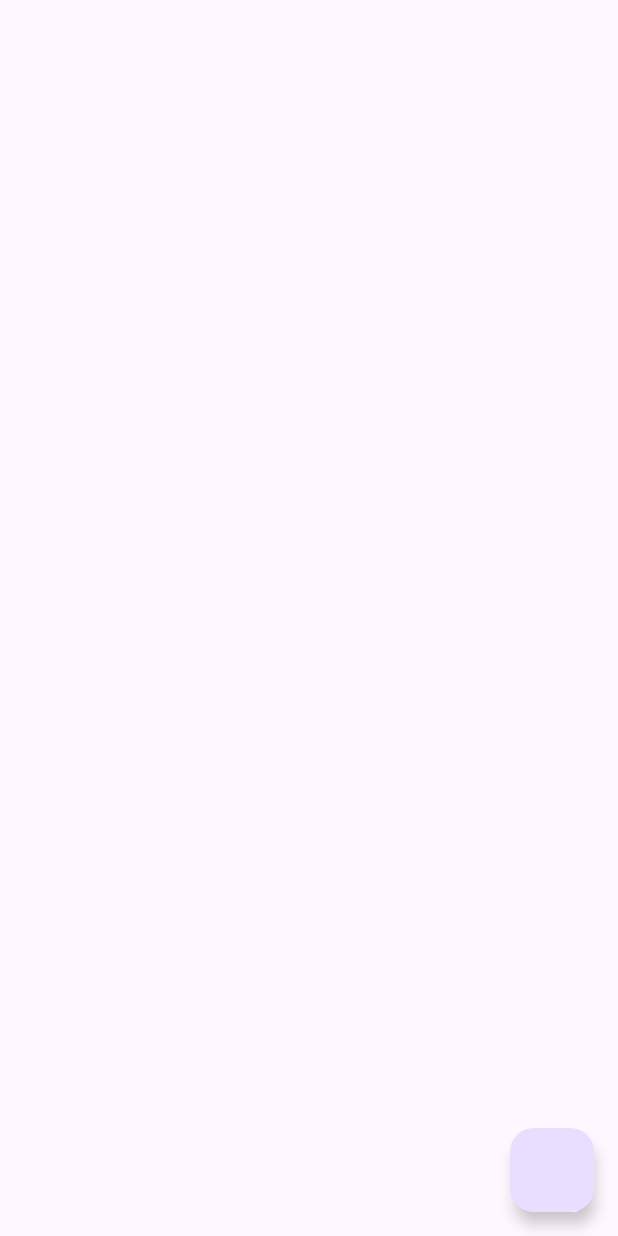
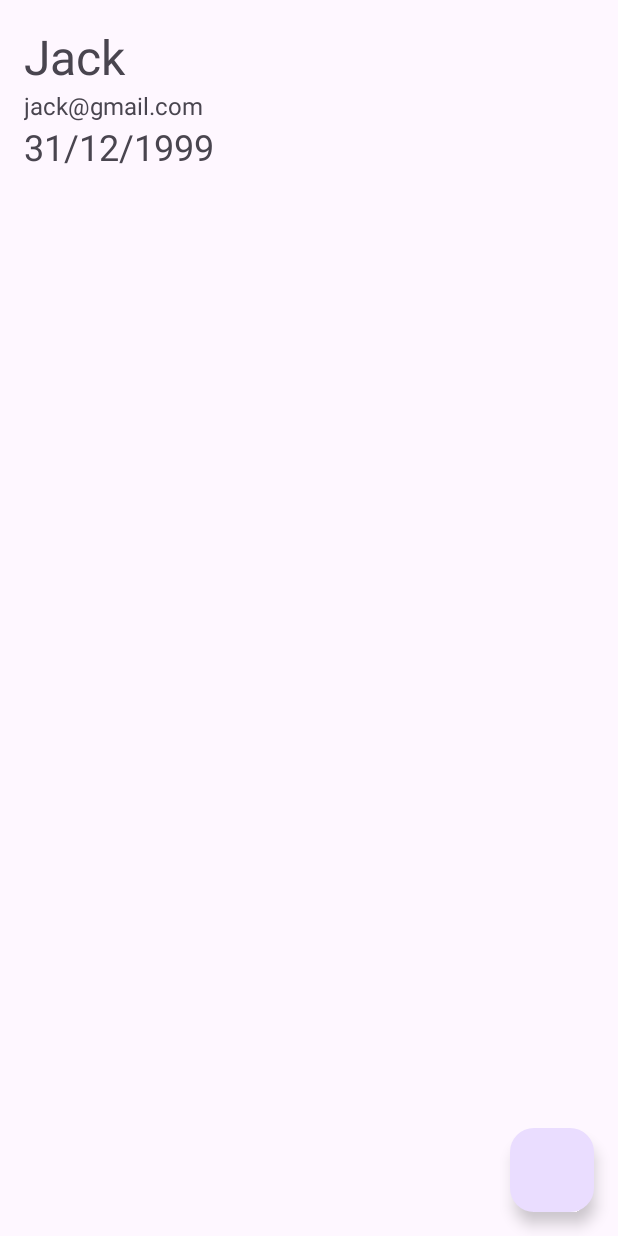
Before and after one commit to Siddhesh21-coder/Contacts_Manager, an Android app: the screen it shows after launch (MainActivity), on a phone screen of 412 x 824 dp. Run offline under Robolectric (Android 15) with nearby library versions, the light colour scheme and no system bars; our stand-ins replace Room's generated code, data binding.

Commit message:
Updated COdes

```diff
--- a/app/src/main/java/com/codersarena/contactsmanager/Contacts.java
+++ b/app/src/main/java/com/codersarena/contactsmanager/Contacts.java
@@ -16,8 +16,8 @@ public class Contacts {
     @ColumnInfo(name="contacts_dob")
     private String dob;
 
-    public Contacts(int ID, String name, String email, String dob) {
-        this.ID = ID;
+    public Contacts( String name, String email, String dob) {
+
         this.name = name;
         this.email = email;
         this.dob = dob;
--- a/app/src/main/java/com/codersarena/contactsmanager/MainActivity.java
+++ b/app/src/main/java/com/codersarena/contactsmanager/MainActivity.java
@@ -1,14 +1,58 @@
 package com.codersarena.contactsmanager;
 
 import androidx.appcompat.app.AppCompatActivity;
+import androidx.databinding.DataBindingUtil;
+import androidx.lifecycle.Observer;
+import androidx.lifecycle.ViewModelProvider;
+import androidx.recyclerview.widget.LinearLayoutManager;
+import androidx.recyclerview.widget.RecyclerView;
 
 import android.os.Bundle;
+import android.util.Log;
+
+import com.codersarena.contactsmanager.databinding.ActivityMainBinding;
+
+import java.util.ArrayList;
+import java.util.List;
 
 public class MainActivity extends AppCompatActivity {
+    private ContactDatabase contactDatabase;
+    private ArrayList<Contacts> contacts = new ArrayList<>();
+
+    private MyAdapter myAdapter;
+    private ActivityMainBinding mainBinding;
+    private MainActivityClickHandler handlers;
 
     @Override
     protected void onCreate(Bundle savedInstanceState) {
         super.onCreate(savedInstanceState);
         setContentView(R.layout.activity_main);
+        mainBinding = DataBindingUtil.setContentView(this, R.layout.activity_main);
+        handlers = new MainActivityClickHandler(this);
+        mainBinding.setClickHandler(handlers);
+
+        RecyclerView recyclerView = mainBinding.recyclerView;
+        recyclerView.setLayoutManager(new LinearLayoutManager(this));
+        recyclerView.setHasFixedSize(true);
+
+        contactDatabase =ContactDatabase.getInstance(this);
+        MyViewModel viewModel = new ViewModelProvider(this).get(MyViewModel.class);
+        Contacts c1 = new Contacts("Jack","jack@gmail.com","31/12/1999");
+        viewModel.addNewContact(c1);
+        viewModel.getAllContacts().observe(this,
+                new Observer<List<Contacts>>() {
+                    @Override
+                    public void onChanged(List<Contacts> contacts1) {
+                        contacts.clear();
+                        for(Contacts c: contacts1) {
+                            Log.v("TAGY",c.getName());
+                            contacts.add(c);
+
+                        }
+                        myAdapter.notifyDataSetChanged();
+                    }
+                });
+        myAdapter = new MyAdapter(contacts);
+        recyclerView.setAdapter(myAdapter);
     }
 }
--- a/app/src/main/res/layout/contact_list_item.xml
+++ b/app/src/main/res/layout/contact_list_item.xml
@@ -31,7 +31,7 @@
             android:layout_width="0dp"
             android:layout_height="wrap_content"
 
-            android:text="@{contact.email"
+            android:text="@{contact.email}"
             android:textSize="16sp"
 
             app:layout_constraintStart_toStartOf="parent"
```
